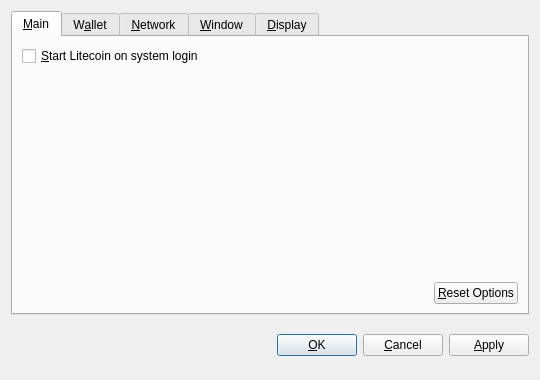
Judas-Iscariot/JesusCoin, file src/qt/forms/optionsdialog.ui: the form before one commit.
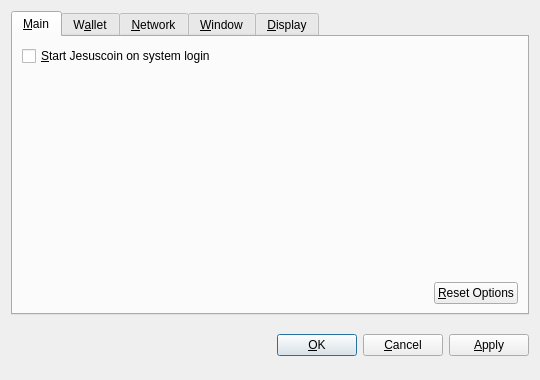
The form after the commit. Custom widgets are drawn as their Qt base class.

```diff
--- a/src/qt/forms/optionsdialog.ui
+++ b/src/qt/forms/optionsdialog.ui
@@ -36,7 +36,7 @@
           <string>Automatically start Litecoin after logging in to the system.</string>
          </property>
          <property name="text">
-          <string>&amp;Start Litecoin on system login</string>
+          <string>&amp;Start Jesuscoin on system login</string>
          </property>
         </widget>
        </item>
```
Left out of the diff: 10 changed lines with no effect on the pictures.
